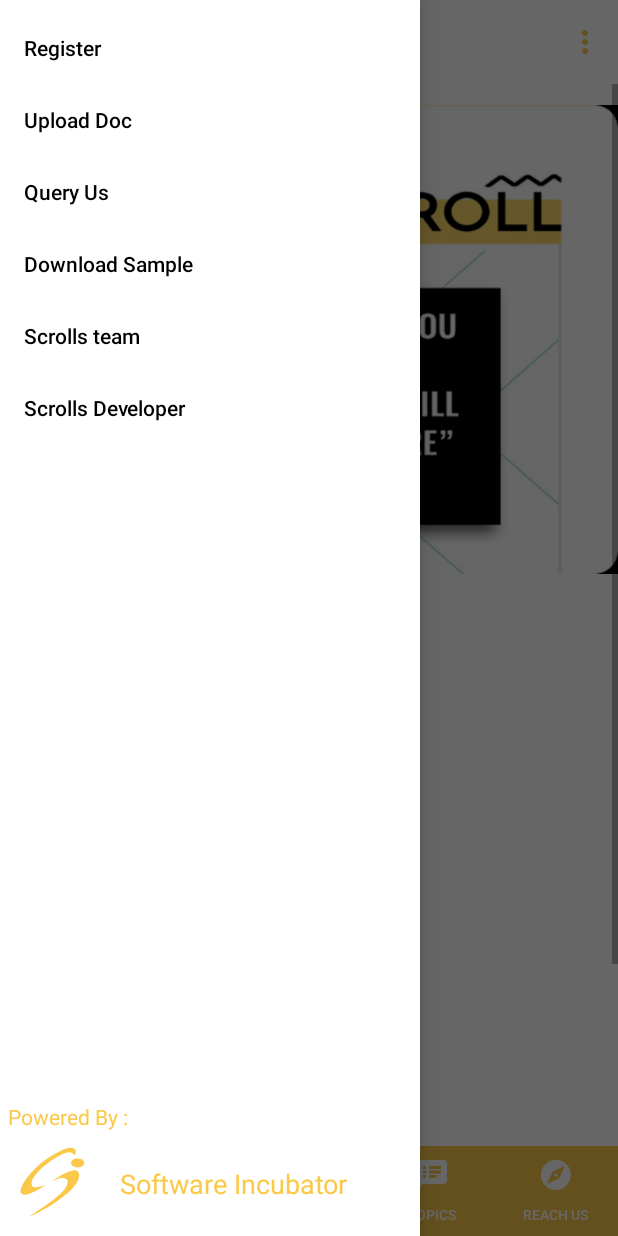
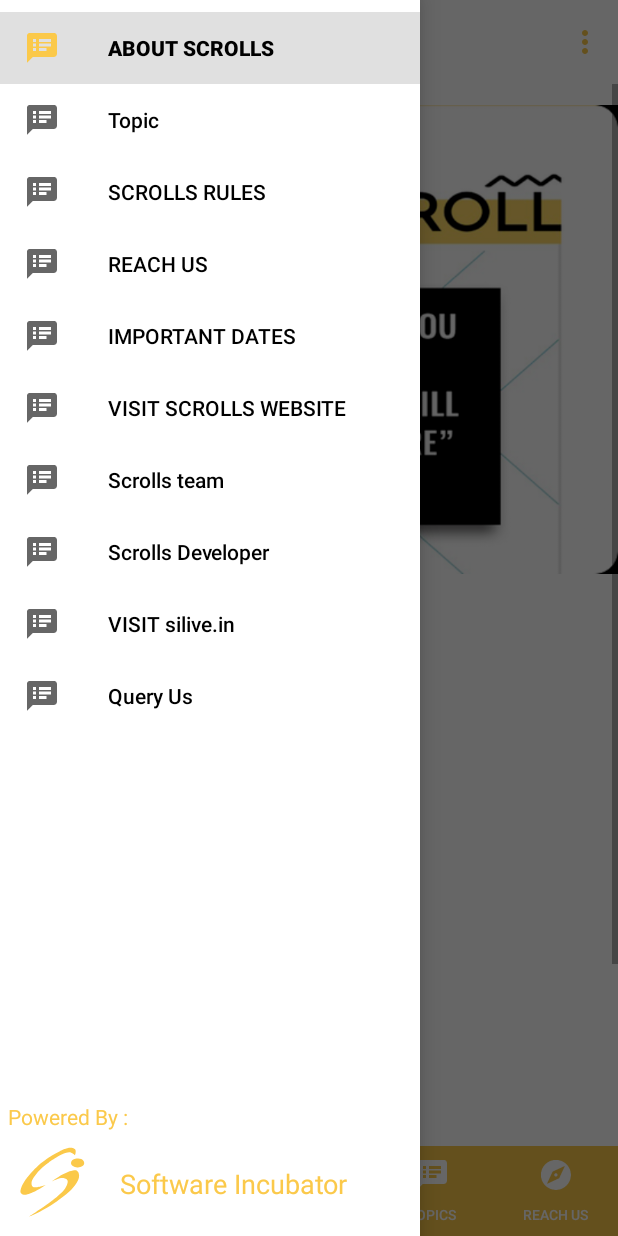
Before and after one commit to Bondzio/Scrolls17, an Android app: the screen it shows after launch (MainActivity), with the side drawer open, on a phone screen of 412 x 824 dp. Run offline under Robolectric (Android 15) with nearby library versions, the phone set to English and light mode, and no system bars; libraries missing offline, so code that uses them is left out: com.crashlytics.android, com.directions.route, com.fmsirvent, com.schibsted.spain, io.fabric.sdk; 9 statements that could not run were skipped.

Commit message:
navigatuion drawer done

```diff
--- a/app/src/main/java/in/silive/scrolls16/Util/Config.java
+++ b/app/src/main/java/in/silive/scrolls16/Util/Config.java
@@ -18,6 +18,8 @@ public class Config {
     public static final String QUERY_URL = "http://akgec-scrolls.com/rest/api/Queries/RegisterQuery";
     public static final String SP_KEY = "scrolls";
     public static final String GCM = "gcm";
+    public static final String KEY_SCROLLSRULE = "RULES";
+    public static final String KEY_REACHUS ="Reach us" ;
 
     public static String GET = "GET";
     public static String POST = "POST";
@@ -46,4 +48,7 @@ public class Config {
     public static final String GCM_URL = BASE_URL + "api/GCM/StoreGCMId=";
     public static final String GET_TEAM_DETAILS =BASE_URL+ "api/Teams/GetTeam?teamId=";
 
+    public static final String KEY_ABOUTSCROLLS="About Scrolls";
+    public static final String KEY_Topics="Topics";
+    public static final String KEY_ImpDates="Imp Dates";
 }
--- a/app/src/main/res/menu/navigation_items.xml
+++ b/app/src/main/res/menu/navigation_items.xml
@@ -3,30 +3,57 @@
     <group android:checkableBehavior="single">
 
         <item
-            android:id="@+id/register"
-            android:checked="false"
-            android:title="Register" >
+            android:id="@+id/about_scrolls"
+            android:icon="@drawable/ic_topic"
+            android:checked="true"
+            android:title="ABOUT SCROLLS" >
        </item>
         <item
-            android:id="@+id/upload"
+            android:id="@+id/topics"
             android:checked="false"
-            android:title="Upload Doc" />
+            android:icon="@drawable/ic_topic"
+            android:title="Topic" />
+
         <item
-            android:id="@+id/query"
+            android:id="@+id/rules"
+            android:icon="@drawable/ic_topic"
             android:checked="false"
-            android:title="Query Us" />
+            android:title="SCROLLS RULES" />
         <item
-            android:id="@+id/download"
+            android:id="@+id/reachus"
+            android:icon="@drawable/ic_topic"
             android:checked="false"
-            android:title="Download Sample" />
+            android:title="REACH US" />
+        <item
+            android:id="@+id/importantdates"
+            android:icon="@drawable/ic_topic"
+            android:checked="false"
+            android:title="IMPORTANT DATES" />
+        <item
+            android:id="@+id/scrollsweb"
+            android:icon="@drawable/ic_topic"
+            android:checked="false"
+            android:title="VISIT SCROLLS WEBSITE" />
         <item
             android:id="@+id/scrollTeam"
+            android:icon="@drawable/ic_topic"
             android:checked="false"
             android:title="Scrolls team" />
         <item
             android:id="@+id/scrollDeveloper"
+            android:icon="@drawable/ic_topic"
             android:checked="false"
             android:title="Scrolls Developer" />
+        <item
+            android:id="@+id/scrollssi"
+            android:icon="@drawable/ic_topic"
+            android:checked="false"
+            android:title="VISIT silive.in" />
+        <item
+            android:id="@+id/query"
+            android:icon="@drawable/ic_topic"
+            android:checked="false"
+            android:title="Query Us" />
         <item
             android:id="@+id/footer_spacer_2"
             android:checkable="false"
```
Also changed, not shown: app/src/main/java/in/silive/scrolls16/Activities/MainActivity.java (+32 -5 lines), app/src/main/java/in/silive/scrolls16/Activities/SecondActivity.java (+19 -4 lines).
